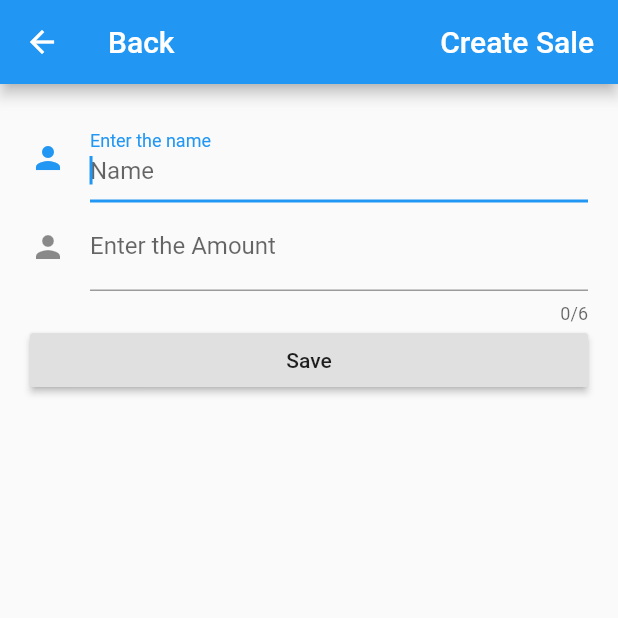
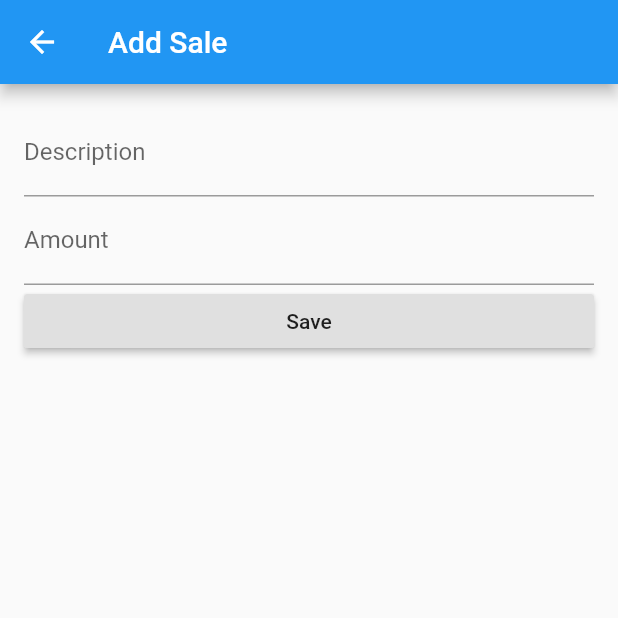
Before and after one commit to Rev4nth/business_book, a Flutter app: the screen it shows after launch, after a tap on the "add" icon, on a phone screen of 412 x 824 dp, the top half of it. Run offline on Flutter 3.47's test engine with Material 2 defaults, Android fonts, the phone set to English and light mode, and no system bars; network calls fail.

Commit message:
salelist and item

```diff
--- a/business_book/lib/api/client.dart
+++ /dev/null
@@ -1,47 +0,0 @@
-import 'dart:convert';
-
-import 'package:http/http.dart' as http;
-import 'package:business_book/models.dart';
-
-class ApiClient {
-  final _baseUrl = 'http://192.168.1.6:3000';
-
-  Future<List<Sale>> fetchSales() async {
-    final url = '$_baseUrl/api/sales/';
-    final response = await http.get(url);
-    if (response.statusCode != 200) {
-      throw new Exception('error getting sales');
-    }
-    final parsed = json.decode(response.body).cast<Map<String, dynamic>>();
-    var list = parsed.map<Sale>((json) => Sale.fromJson(json)).toList();
-    return list;
-  }
-
-  Future<Sale> fetchSale(String id) async {
-    var url = '$_baseUrl/api/sales/$id';
-    final response = await http.get(url);
-    if (response.statusCode != 200) {
-      throw new Exception('error getting sales');
-    }
-    final parsed = json.decode(response.body);
-    return Sale.fromJson(parsed);
-  }
-
-  Future<dynamic> saveSale(Sale sale) async {
-    print(sale.toJson());
-    print(json.encode(sale));
-    bool isUpdate = (sale.id != null);
-    final uri = _baseUrl + (isUpdate ? '/api/sales/${sale.id}' : '/api/sales/');
-    // profile image does not seem to update
-    final response = isUpdate
-        ? await http.put(uri,
-            headers: {"Content-Type": "application/json"},
-            body: json.encode(sale))
-        : await http.post(uri,
-            headers: {"Content-Type": "application/json"},
-            body: json.encode(sale));
-    if (response.statusCode == 200) {
-      return json.decode(response.body);
-    }
-  }
-}
--- a/business_book/lib/main.dart
+++ b/business_book/lib/main.dart
@@ -1,16 +1,19 @@
 import 'package:flutter/material.dart';
-import 'package:business_book/views/sale_list_view.dart';
+
+import './screens/tabs_screen.dart';
+import './screens/edit_sale_screen.dart';
 
 void main() => runApp(MyApp());
 
 class MyApp extends StatelessWidget {
   @override
   Widget build(BuildContext context) {
-    final appTitle = 'Sales';
-
     return MaterialApp(
-      title: appTitle,
-      home: SaleListView(),
+      title: "Business Book",
+      routes: {
+        '/': (context) => TabsScreen(),
+        '/edit-sale': (context) => EditSale()
+      },
     );
   }
 }
--- /dev/null
+++ b/business_book/lib/screens/edit_sale_screen.dart
@@ -0,0 +1,89 @@
+import 'dart:convert';
+
+import 'package:business_book/screens/sales_list_screen.dart';
+import 'package:flutter/material.dart';
+import 'package:http/http.dart' as http;
+
+import '../models/sale.dart';
+
+class EditSale extends StatefulWidget {
+  static const routeName = '/edit-sale';
+  @override
+  _EditSaleState createState() => _EditSaleState();
+}
+
+class _EditSaleState extends State<EditSale> {
+  final _form = GlobalKey<FormState>();
+  final _baseUrl = 'http://192.168.1.2:3000';
+  Sale _sale = Sale();
+
+  void _saveSale() {
+    var isValid = _form.currentState.validate();
+    if (!isValid) {
+      return;
+    }
+    _form.currentState.save();
+    final url = '$_baseUrl/api/sales/';
+    http.post(
+      url,
+      headers: {"Content-Type": "application/json"},
+      body: json.encode(_sale),
+    );
+    Navigator.of(context).popAndPushNamed(SalesListScreen.routeName);
+  }
+
+  @override
+  Widget build(BuildContext context) {
+    return Scaffold(
+      appBar: AppBar(
+        title: Text("Add Sale"),
+      ),
+      body: Padding(
+        padding: EdgeInsets.all(16),
+        child: Form(
+          key: _form,
+          child: ListView(
+            children: <Widget>[
+              TextFormField(
+                decoration: InputDecoration(labelText: 'Description'),
+                validator: (value) {
+                  if (value.isEmpty) {
+                    return 'Please enter sale description.';
+                  }
+                  return null;
+                },
+                onSaved: (value) {
+                  _sale.description = value;
+                },
+              ),
+              TextFormField(
+                decoration: InputDecoration(labelText: 'Amount'),
+                textInputAction: TextInputAction.next,
+                keyboardType: TextInputType.number,
+                validator: (value) {
+                  if (value.isEmpty) {
+                    return 'Please enter an amount.';
+                  }
+                  if (double.tryParse(value) == null) {
+                    return 'Please enter a valid number.';
+                  }
+                  if (double.parse(value) <= 0) {
+                    return 'Please enter a number greater than zero.';
+                  }
+                  return null;
+                },
+                onSaved: (value) {
+                  _sale.amount = int.parse(value);
+                },
+              ),
+              RaisedButton(
+                onPressed: _saveSale,
+                child: new Text('Save'),
+              )
+            ],
+          ),
+        ),
+      ),
+    );
+  }
+}
--- /dev/null
+++ b/business_book/lib/screens/sales_list_screen.dart
@@ -0,0 +1,49 @@
+import 'dart:convert';
+
+import 'package:flutter/material.dart';
+import 'package:http/http.dart' as http;
+
+import '../widgets/sale_item.dart';
+import '../models/sale.dart';
+
+class SalesListScreen extends StatefulWidget {
+  static const routeName = '/';
+  @override
+  _SalesListScreenState createState() => _SalesListScreenState();
+}
+
+class _SalesListScreenState extends State<SalesListScreen> {
+  final _baseUrl = 'http://192.168.1.2:3000';
+  List<Sale> _salesList = [];
+  bool _loading = true;
+
+  void getSales() {
+    final url = '$_baseUrl/api/sales/';
+    http.get(url).then((response) {
+      final parsed = json.decode(response.body).cast<Map<String, dynamic>>();
+      List<Sale> salesList =
+          parsed.map<Sale>((json) => Sale.fromJson(json)).toList();
+      setState(() {
+        _salesList = salesList;
+      });
+    });
+  }
+
+  @override
+  Widget build(BuildContext context) {
+    if (_loading) {
+      _loading = false;
+      getSales();
+    }
+    return Container(
+      child: ListView.builder(
+          itemCount: _salesList.length,
+          itemBuilder: (context, index) {
+            return SaleItem(
+              description: _salesList[index].description,
+              amount: _salesList[index].amount,
+            );
+          }),
+    );
+  }
+}
--- /dev/null
+++ b/business_book/lib/screens/tabs_screen.dart
@@ -0,0 +1,73 @@
+import 'package:flutter/material.dart';
+
+import './customers_list_screen.dart';
+import './edit_sale_screen.dart';
+import './sales_list_screen.dart';
+
+class TabsScreen extends StatefulWidget {
+  @override
+  _TabsScreenState createState() => _TabsScreenState();
+}
+
+class _TabsScreenState extends State<TabsScreen> {
+  List<Map<String, Object>> _pages;
+  int _selectedPageIndex = 0;
+
+  @override
+  void initState() {
+    _pages = [
+      {
+        'page': SalesListScreen(),
+        'title': 'Sales',
+      },
+      {
+        'page': CustomersListScreen(),
+        'title': 'Customers',
+      },
+    ];
+    super.initState();
+  }
+
+  void _selectPage(int index) {
+    setState(() {
+      _selectedPageIndex = index;
+    });
+  }
+
+  @override
+  Widget build(BuildContext context) {
+    return Scaffold(
+        appBar: AppBar(
+          title: Text(_pages[_selectedPageIndex]['title']),
+          actions: <Widget>[
+            IconButton(
+              icon: Icon(Icons.add),
+              onPressed: () {
+                Navigator.of(context).pushNamed(EditSale.routeName);
+              },
+            )
+          ],
+        ),
+        body: _pages[_selectedPageIndex]['page'],
+        bottomNavigationBar: BottomNavigationBar(
+          onTap: _selectPage,
+          // backgroundColor: Theme.of(context).primaryColor,
+          // unselectedItemColor: Colors.white,
+          // selectedItemColor: Theme.of(context).accentColor,
+          currentIndex: _selectedPageIndex,
+          type: BottomNavigationBarType.fixed,
+          items: [
+            BottomNavigationBarItem(
+              backgroundColor: Theme.of(context).primaryColor,
+              icon: Icon(Icons.work),
+              title: Text('Sales'),
+            ),
+            BottomNavigationBarItem(
+              backgroundColor: Theme.of(context).primaryColor,
+              icon: Icon(Icons.people),
+              title: Text('Customers'),
+            ),
+          ],
+        ));
+  }
+}
--- a/business_book/lib/views/sale_detail_view.dart
+++ /dev/null
@@ -1,127 +0,0 @@
-import 'package:flutter/services.dart';
-import 'package:flutter/material.dart';
-import 'package:business_book/models.dart';
-import 'package:business_book/api/client.dart';
-
-class SaleDetailWidget extends StatefulWidget {
-  String _saleId;
-
-  SaleDetailWidget(this._saleId);
-
-  @override
-  _SaleDetailState createState() => _SaleDetailState(this._saleId);
-}
-
-class _SaleDetailState extends State<SaleDetailWidget> {
-  String _saleId;
-  Sale _sale;
-  final _formKey = GlobalKey<FormState>();
-
-  TextEditingController _descriptionTextController = TextEditingController();
-  TextEditingController _amountTextController = TextEditingController();
-
-  _SaleDetailState(this._saleId);
-
-  TextFormField _createDescriptionWidget() {
-    return new TextFormField(
-      validator: (value) {
-        if (value.isEmpty) {
-          return 'Please enter the name.';
-        }
-      },
-      decoration: InputDecoration(
-          icon: const Icon(Icons.person),
-          hintText: 'Name',
-          labelText: 'Enter the name'),
-      onSaved: (String value) {
-        this._sale.description = value;
-      },
-      controller: _descriptionTextController,
-      autofocus: true,
-    );
-  }
-
-  TextFormField _createAmountWidget() {
-    return new TextFormField(
-      validator: (value) {
-        if (value.isEmpty) {
-          return 'Please enter the amount.';
-        }
-        int amount = int.parse(value);
-        if (amount == null) {
-          return 'Please enter the amount as a number.';
-        }
-      },
-      maxLength: 6,
-      maxLengthEnforced: true,
-      keyboardType: TextInputType.phone,
-      inputFormatters: [WhitelistingTextInputFormatter.digitsOnly],
-      decoration: InputDecoration(
-          icon: const Icon(Icons.person),
-          hintText: 'Amount',
-          labelText: 'Enter the Amount'),
-      onSaved: (String value) {
-        this._sale.amount = int.parse(value);
-      },
-      controller: _amountTextController,
-    );
-  }
-
-  _loadSale(BuildContext context) {
-    try {
-      ApiClient().fetchSale(_saleId).then((sale) {
-        setState(() {
-          _sale = sale;
-          _descriptionTextController.text = sale.description;
-          _amountTextController.text = sale.amount.toString();
-        });
-      });
-    } catch (e) {
-      print(e);
-    }
-  }
-
-  _saveSale(BuildContext context) {
-    try {
-      ApiClient().saveSale(_sale).then((sale) {
-        Navigator.pop(context, true);
-      });
-    } catch (e) {
-      print(e);
-    }
-  }
-
-  @override
-  Widget build(BuildContext context) {
-    if (_saleId == null) {
-      _sale = Sale.empty();
-    } else {
-      _loadSale(context);
-    }
-
-    List<Widget> formWidgetList = [
-      _createDescriptionWidget(),
-      _createAmountWidget(),
-      RaisedButton(
-        onPressed: () {
-          if (_formKey.currentState.validate()) {
-            _formKey.currentState.save();
-            _saveSale(context);
-          }
-        },
-        child: new Text('Save'),
-      )
-    ];
-    Form form = Form(key: _formKey, child: ListView(children: formWidgetList));
-
-    return new Scaffold(
-        appBar: new AppBar(
-          title: new Row(children: [
-            Text("Back"),
-            Spacer(),
-            Text(_saleId == null ? "Create Sale" : "Edit Sale")
-          ]),
-        ),
-        body: new Padding(padding: EdgeInsets.all(20.0), child: form));
-  }
-}
--- a/business_book/lib/views/sale_list_view.dart
+++ /dev/null
@@ -1,71 +0,0 @@
-import 'package:flutter/material.dart';
-import 'package:business_book/api/client.dart';
-import 'package:business_book/models.dart';
-import 'package:business_book/views/sale_detail_view.dart';
-
-class SaleListView extends StatefulWidget {
-  @override
-  _SaleListViewState createState() => _SaleListViewState();
-}
-
-class _SaleListViewState extends State<SaleListView> {
-  List<Sale> _sales;
-  bool _refresh = true;
-
-  _loadSales(BuildContext context) {
-    ApiClient().fetchSales().then((sales) {
-      setState(() {
-        _sales = sales;
-      });
-    });
-  }
-
-  _navigateToSale(BuildContext context, String saleId) {
-    Navigator.push(
-      context,
-      MaterialPageRoute(builder: (context) => SaleDetailWidget(saleId)),
-    );
-  }
-
-  _refreshEmployees() {
-    setState(() {
-      _refresh = true;
-    });
-  }
-
-  @override
-  Widget build(BuildContext context) {
-    if (_refresh) {
-      _refresh = false;
-      _loadSales(context);
-    }
-
-    ListView builder = ListView.builder(
-        itemCount: _sales != null ? _sales.length : 0,
-        itemBuilder: (context, index) {
-          Sale sale = _sales[index];
-          return ListTile(
-              title: Text('${sale.description}'),
-              subtitle: Text('Amount: ${sale.amount}'));
-        });
-
-    return new Scaffold(
-        appBar: new AppBar(title: new Text("Sales"), actions: <Widget>[
-          IconButton(
-              icon: Icon(Icons.add),
-              tooltip: 'Add Sale',
-              onPressed: () {
-                _navigateToSale(context, null);
-              }),
-          IconButton(
-              icon: Icon(Icons.refresh),
-              tooltip: 'Refresh',
-              onPressed: () {
-                _refreshEmployees();
-              })
-        ]),
-        body: new Center(
-          child: builder,
-        ));
-  }
-}
--- /dev/null
+++ b/business_book/lib/widgets/sale_item.dart
@@ -0,0 +1,18 @@
+import 'package:flutter/material.dart';
+
+class SaleItem extends StatelessWidget {
+  final String description;
+  final int amount;
+
+  SaleItem({this.description, this.amount});
+
+  @override
+  Widget build(BuildContext context) {
+    return Card(
+      child: ListTile(
+        title: Text(description),
+        trailing: Text('INR $amount'),
+      ),
+    );
+  }
+}
```
Also changed, not shown: business_book/lib/screens/customers_list_screen.dart (added, +17 -0 lines), business_book/lib/models/sale.dart (renamed from business_book/lib/models.dart).
